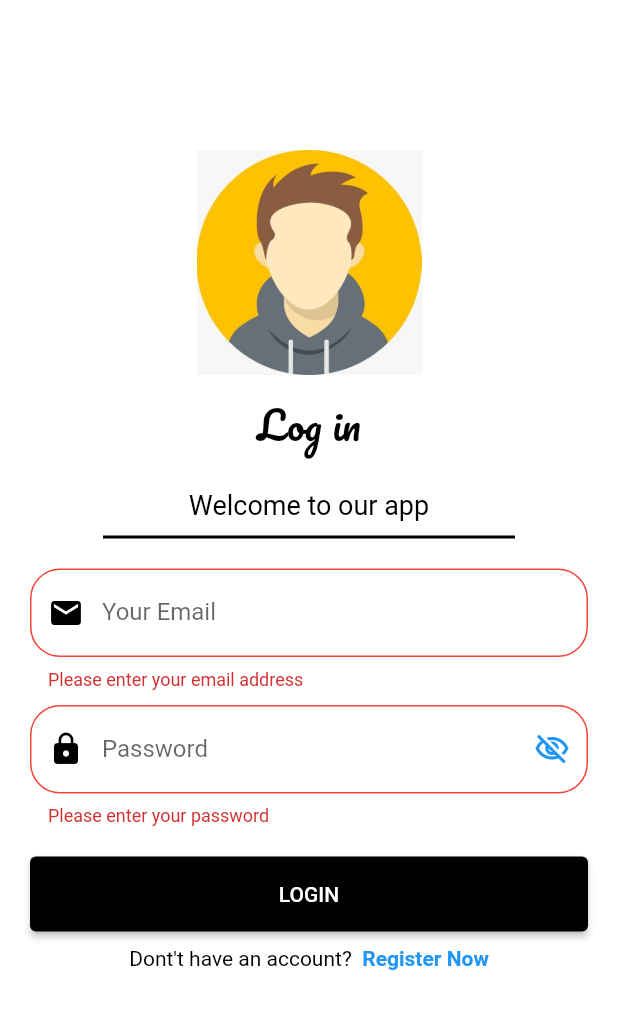
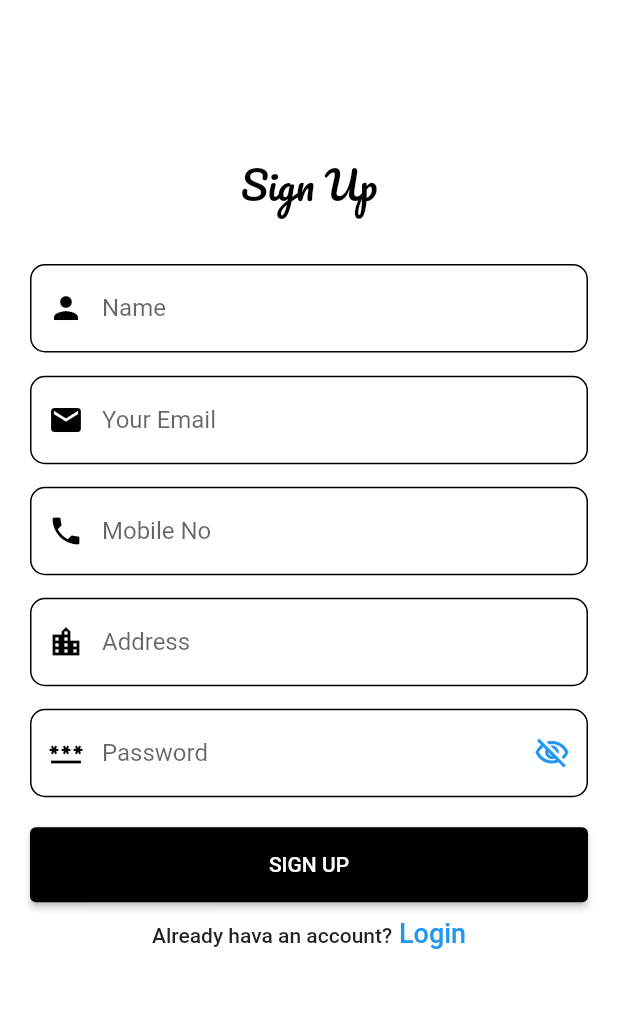
Before and after one commit to 5alafawyyy/GDSC, a Flutter app: the screen it shows after launch, after a tap on "LOGIN", after a tap on "Register Now", on a phone screen of 412 x 824 dp. Shown: the top 1009 px of the screen. Run offline on Flutter 3.47's test engine with Material 2 defaults, Android fonts, the light colour scheme and no system bars.

Commit message:
GDSC TASK: Signup Screen Done ..

```diff
--- a/gdsc_test/lib/main.dart
+++ b/gdsc_test/lib/main.dart
@@ -1,5 +1,6 @@
 import 'package:flutter/material.dart';
 import 'screens/auth/login/login.dart';
+import 'screens/auth/signup/signup.dart';
 
 void main() {
   runApp(const MyApp());
@@ -18,6 +19,7 @@ class MyApp extends StatelessWidget {
       ),
       routes: {
         LoginScreen.id: (context) => const LoginScreen(),
+        SignUpScreen.id: (context) => const SignUpScreen(),
       },
       initialRoute: LoginScreen.id,
     );
--- a/gdsc_test/lib/resources/app_strings.dart
+++ b/gdsc_test/lib/resources/app_strings.dart
@@ -1,10 +1,4 @@
 class AppStrings {
-  static const String login = 'Login';
-
-  // Login Screen
-  static const String yourEmail = 'Your Email';
-  static const String password = 'Password';
-
   // Validation Phrases
   static const String emailAddressCanNotBeEmpty =
       'Please enter your email address';
@@ -12,8 +6,17 @@ class AppStrings {
   static const String passwordCanNotBeEmpty = 'Please enter your password';
   static const String passwordCanNotBeLessThan_8Characters =
       'Password Can\'t Be Less Than 8 Characters!';
+  static const String enterCorrectName = 'Enter Correct Name';
+  static const String enterCorrectMobileNumber = 'Enter Correct Mobile Number';
+  static const String nameCanNotBeEmpty = 'Name Can\'t Be Empty';
+  static const String mobileNumberCanNotBeEmpty =
+      'Mobile Number Can\'t Be Empty';
+  static const String addressCanNotBeEmpty = 'Address Can\'t Be Empty';
 
   // Regular Expressions
   static const String emailAddressRegularExpression =
       r'^[\w-\.]+@([\w-]+\.)+[\w-]{2,4}$';
+  static const String mobileNumberRegularExpression =
+      r'^[+]*[(]{0,1}[0-9]{1,4}[)]{0,1}[-\s\./0-9]*$';
+  static const String nameRegularExpression = r'^[a-z A-Z]+$';
 }
--- a/gdsc_test/lib/screens/auth/login/login.dart
+++ b/gdsc_test/lib/screens/auth/login/login.dart
@@ -2,6 +2,8 @@ import 'package:flutter/material.dart';
 
 import '../../../resources/app_strings.dart';
 import '../../../widgets/custom_form_text_field.dart';
+import '../../../widgets/text_form_validators.dart';
+import '../signup/signup.dart';
 
 class LoginScreen extends StatefulWidget {
   const LoginScreen({super.key});
@@ -86,7 +88,7 @@ class _LoginScreenState extends State<LoginScreen> {
                       FocusScope.of(context).requestFocus(_passwordFocusNode),
                   textInputAction: TextInputAction.next,
                   focusNode: _emailFocusNode,
-                  labelText: AppStrings.yourEmail,
+                  labelText: 'Your Email',
                   keyboardType: TextInputType.emailAddress,
                   controller: _emailController,
                   validator: emailValidator,
@@ -100,7 +102,7 @@ class _LoginScreenState extends State<LoginScreen> {
                   onEditingComplete: _formValidate,
                   textInputAction: TextInputAction.done,
                   focusNode: _passwordFocusNode,
-                  labelText: AppStrings.password,
+                  labelText: 'Password',
                   keyboardType: TextInputType.visiblePassword,
                   controller: _passwordController,
                   validator: passwordValidator,
@@ -132,7 +134,7 @@ class _LoginScreenState extends State<LoginScreen> {
                       ),
                     ),
                     child: Text(
-                      AppStrings.login.toUpperCase(),
+                      "Login".toUpperCase(),
                     ),
                   ),
                 ),
@@ -150,7 +152,7 @@ class _LoginScreenState extends State<LoginScreen> {
                     ),
                     GestureDetector(
                       onTap: () {
-                        // Navigator.pushNamed(context, RegisterPage.id);
+                        Navigator.pushNamed(context, SignUpScreen.id);
                       },
                       child: const Text(
                         '  Register Now',
@@ -199,24 +201,3 @@ class _LoginScreenState extends State<LoginScreen> {
     });
   }
 }
-
-String? emailValidator(value) {
-  if (value!.isEmpty) {
-    return AppStrings.emailAddressCanNotBeEmpty;
-  } else if (!RegExp(AppStrings.emailAddressRegularExpression)
-      .hasMatch(value)) {
-    return AppStrings.enterCorrectEmailAddress;
-  } else {
-    return null;
-  }
-}
-
-String? passwordValidator(value) {
-  if (value!.isEmpty) {
-    return AppStrings.passwordCanNotBeEmpty;
-  } else if (value.length < 8) {
-    return AppStrings.passwordCanNotBeLessThan_8Characters;
-  } else {
-    return null;
-  }
-}
--- /dev/null
+++ b/gdsc_test/lib/screens/auth/signup/signup.dart
@@ -0,0 +1,216 @@
+import 'package:flutter/material.dart';
+import 'package:gdsc_test/screens/auth/login/login.dart';
+
+import '../../../resources/app_strings.dart';
+import '../../../widgets/custom_form_text_field.dart';
+import '../../../widgets/login_signup_footer.dart';
+import '../../../widgets/login_signup_forget_header.dart';
+import '../../../widgets/text_form_validators.dart';
+
+class SignUpScreen extends StatefulWidget {
+  const SignUpScreen({super.key});
+  static String id = 'Signup page';
+  @override
+  State<SignUpScreen> createState() => _SignUpScreenState();
+}
+
+class _SignUpScreenState extends State<SignUpScreen> {
+  @override
+  Widget build(BuildContext context) {
+    return Scaffold(
+      backgroundColor: Colors.white,
+      body: Container(
+        padding: const EdgeInsets.only(
+          top: 100,
+          left: 20,
+          right: 20,
+        ),
+        height: MediaQuery.of(context).size.height,
+        child: SingleChildScrollView(
+          keyboardDismissBehavior: ScrollViewKeyboardDismissBehavior.onDrag,
+          child: Form(
+            key: _formKey,
+            child: Column(
+                crossAxisAlignment: CrossAxisAlignment.center,
+                mainAxisAlignment: MainAxisAlignment.center,
+                children: [
+                  const Text(
+                    'Sign Up',
+                    style: TextStyle(
+                      fontSize: 26,
+                      color: Colors.black,
+                      fontFamily: "Pacifico",
+                    ),
+                  ),
+                  const SizedBox(
+                    height: 30.0,
+                  ),
+                  CustomTextFormField(
+                    onEditingComplete: () =>
+                        FocusScope.of(context).requestFocus(_emailFocusNode),
+                    textInputAction: TextInputAction.next,
+                    focusNode: _nameFocusNode,
+                    labelText: 'Name',
+                    keyboardType: TextInputType.name,
+                    controller: _nameController,
+                    validator: nameValidator,
+                    autofillHints: const [AutofillHints.name],
+                    prefixIcon: Icons.person,
+                  ),
+                  const SizedBox(
+                    height: 15.5,
+                  ),
+                  CustomTextFormField(
+                    onEditingComplete: () => FocusScope.of(context)
+                        .requestFocus(_mobileNumberFocusNode),
+                    textInputAction: TextInputAction.next,
+                    focusNode: _emailFocusNode,
+                    labelText: 'Your Email',
+                    keyboardType: TextInputType.emailAddress,
+                    controller: _emailController,
+                    validator: emailValidator,
+                    autofillHints: const [AutofillHints.email],
+                    prefixIcon: Icons.email,
+                  ),
+                  const SizedBox(
+                    height: 15.0,
+                  ),
+                  CustomTextFormField(
+                    onEditingComplete: () =>
+                        FocusScope.of(context).requestFocus(_addressFocusNode),
+                    textInputAction: TextInputAction.next,
+                    focusNode: _mobileNumberFocusNode,
+                    labelText: 'Mobile No',
+                    keyboardType: TextInputType.phone,
+                    controller: _mobileNumberController,
+                    validator: mobileNumberValidator,
+                    autofillHints: const [
+                      AutofillHints.telephoneNumberNational
+                    ],
+                    prefixIcon: Icons.phone,
+                  ),
+                  const SizedBox(
+                    height: 15.0,
+                  ),
+                  CustomTextFormField(
+                    onEditingComplete: () =>
+                        FocusScope.of(context).requestFocus(_passwordFocusNode),
+                    textInputAction: TextInputAction.next,
+                    focusNode: _addressFocusNode,
+                    labelText: 'Address',
+                    keyboardType: TextInputType.streetAddress,
+                    controller: _addressController,
+                    validator: addressValidator,
+                    autofillHints: const [AutofillHints.addressCity],
+                    prefixIcon: Icons.location_city,
+                  ),
+                  const SizedBox(
+                    height: 15.0,
+                  ),
+                  CustomTextFormField(
+                    onEditingComplete: _formValidate,
+                    textInputAction: TextInputAction.done,
+                    focusNode: _passwordFocusNode,
+                    labelText: 'Password',
+                    keyboardType: TextInputType.visiblePassword,
+                    controller: _passwordController,
+                    validator: passwordValidator,
+                    obscureText: _passwordVisiblityOff,
+                    suffixIcon: suffix,
+                    onSuffixIconButtonPressed: _showPassword,
+                    autofillHints: const [AutofillHints.password],
+                    prefixIcon: Icons.password,
+                  ),
+                  const SizedBox(
+                    height: 20.0,
+                  ),
+                  Container(
+                    width: double.infinity,
+                    height: 50.0,
+                    decoration: BoxDecoration(
+                      borderRadius: BorderRadius.circular(25.0),
+                    ),
+                    child: ElevatedButton(
+                      onPressed: _formValidate,
+                      style: const ButtonStyle(
+                        backgroundColor: MaterialStatePropertyAll(
+                          Colors.black,
+                        ),
+                        foregroundColor: MaterialStatePropertyAll(
+                          Colors.white,
+                        ),
+                      ),
+                      child: Text(
+                        "Sign Up".toUpperCase(),
+                      ),
+                    ),
+                  ),
+                  const SizedBox(
+                    height: 10.0,
+                  ),
+                  LoginSignupFooter(
+                    question: 'Already hava an account?',
+                    actionText: "Login",
+                    onTap: () {
+                      Navigator.restorablePushReplacementNamed(
+                        context,
+                        LoginScreen.id,
+                      );
+                    },
+                  ),
+                  const SizedBox(
+                    height: 10,
+                  ),
+                ]),
+          ),
+        ),
+      ),
+    );
+  }
+
+  final _formKey = GlobalKey<FormState>();
+
+  final TextEditingController _emailController = TextEditingController();
+  final TextEditingController _passwordController = TextEditingController();
+  final TextEditingController _nameController = TextEditingController();
+  final TextEditingController _mobileNumberController = TextEditingController();
+  final TextEditingController _addressController = TextEditingController();
+
+  final FocusNode _nameFocusNode = FocusNode();
+  final FocusNode _emailFocusNode = FocusNode();
+  final FocusNode _mobileNumberFocusNode = FocusNode();
+  final FocusNode _addressFocusNode = FocusNode();
+  final FocusNode _passwordFocusNode = FocusNode();
+
+  bool _passwordVisiblityOff = true;
+  IconData suffix = Icons.visibility_off_outlined;
+  @override
+  void dispose() {
+    _nameController.dispose();
+    _emailController.dispose();
+    _mobileNumberController.dispose();
+    _addressController.dispose();
+    _passwordController.dispose();
+
+    _nameFocusNode.dispose();
+    _emailFocusNode.dispose();
+    _mobileNumberFocusNode.dispose();
+    _addressFocusNode.dispose();
+    _passwordFocusNode.dispose();
+    super.dispose();
+  }
+
+  void _showPassword() {
+    setState(() {
+      _passwordVisiblityOff = !_passwordVisiblityOff;
+      suffix = _passwordVisiblityOff
+          ? Icons.visibility_off_outlined
+          : Icons.visibility_outlined;
+    });
+  }
+
+  void _formValidate() async {
+    FocusScope.of(context).unfocus();
+    if (_formKey.currentState!.validate()) {}
+  }
+}
--- /dev/null
+++ b/gdsc_test/lib/widgets/login_signup_footer.dart
@@ -0,0 +1,35 @@
+import 'package:flutter/gestures.dart';
+import 'package:flutter/material.dart';
+
+class LoginSignupFooter extends StatelessWidget {
+  const LoginSignupFooter({
+    super.key,
+    required this.question,
+    required this.actionText,
+    required this.onTap,
+  });
+
+  final String question;
+  final String actionText;
+  final void Function() onTap;
+
+  @override
+  Widget build(BuildContext context) {
+    return Text.rich(
+      TextSpan(
+        text: question,
+        style: Theme.of(context).textTheme.bodyLarge,
+        children: [
+          TextSpan(
+            text: ' $actionText',
+            style: const TextStyle(
+              color: Colors.blue,
+              fontSize: 18.0,
+            ),
+            recognizer: TapGestureRecognizer()..onTap = onTap,
+          ),
+        ],
+      ),
+    );
+  }
+}
```
Also changed, not shown: gdsc_test/lib/widgets/login_signup_forget_header.dart (added, +38 -0 lines), gdsc_test/lib/widgets/text_form_validators.dart (added, +52 -0 lines).
